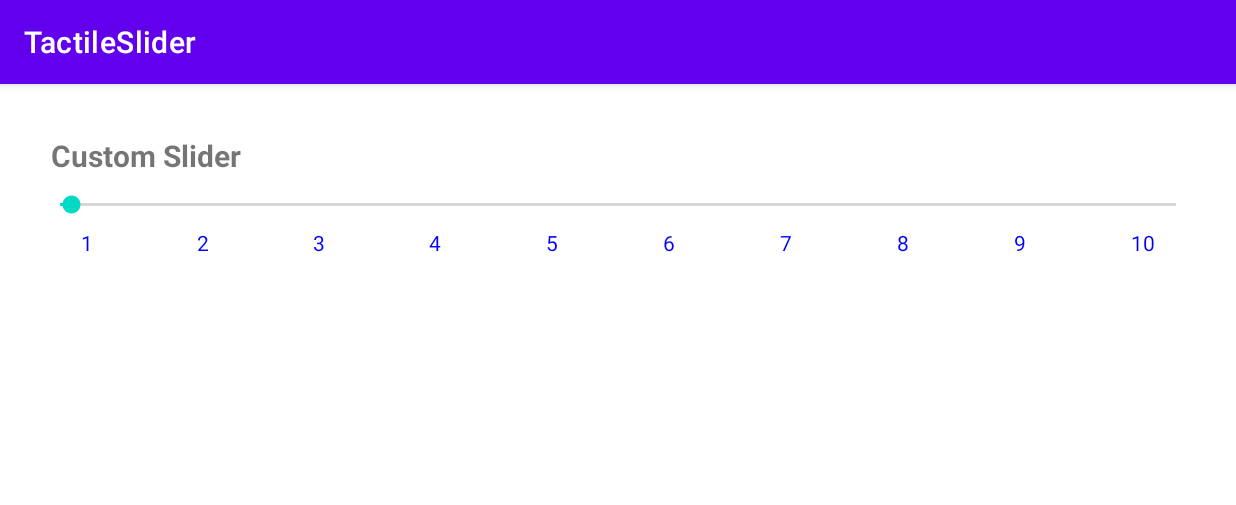
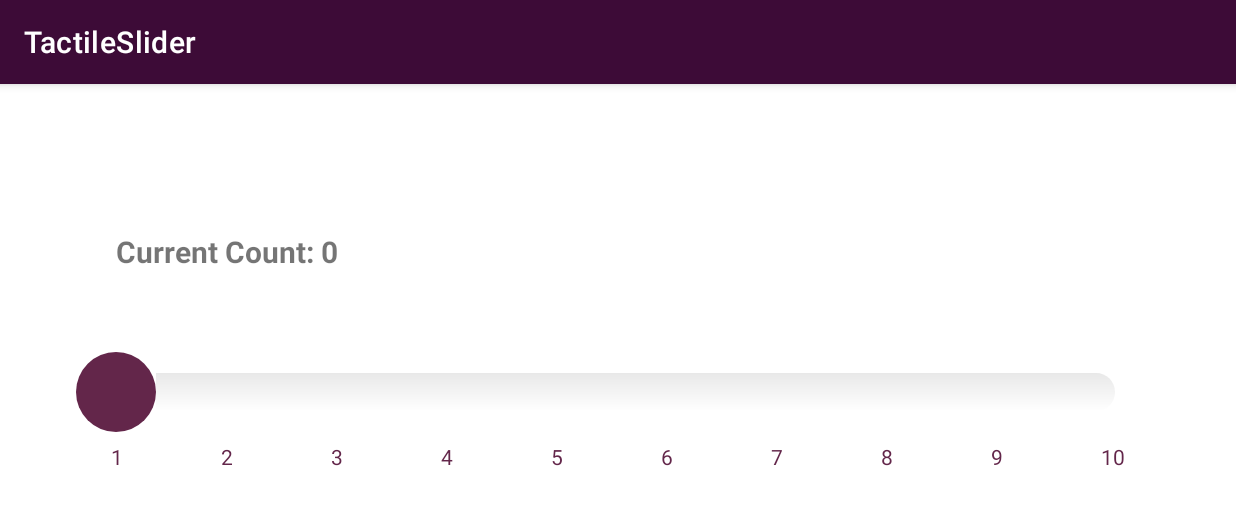
Before and after one commit to catherinekago/accessible-touch-slider, an Android app: the screen it shows after launch (MainActivity), on a phone screen of 824 x 412 dp (held sideways). Shown: the top 505 px of the screen. Run offline under Robolectric (Android 15) with nearby library versions, the light colour scheme and no system bars.

Commit message:
Adjust theming and styling

```diff
--- a/app/src/main/java/com/example/tactileslider/MainActivity.java
+++ b/app/src/main/java/com/example/tactileslider/MainActivity.java
@@ -6,17 +6,22 @@ import android.content.res.Configuration;
 import android.graphics.Color;
 import android.os.Bundle;
 import android.widget.LinearLayout;
+import android.widget.SeekBar;
+import android.widget.TextView;
 import android.widget.Toast;
 
 public class MainActivity extends AppCompatActivity {
+
+    TactileSlider tactileSlider;
 
     @Override
     protected void onCreate(Bundle savedInstanceState) {
         super.onCreate(savedInstanceState);
         setContentView(R.layout.activity_main);
         LinearLayout sliderLin = (LinearLayout) findViewById(R.id.lin1);
-        TactileSlider tactileSlider = new TactileSlider(this, 100, 10, Color.BLUE);
+        tactileSlider = new TactileSlider(this, 100, 10, Color.BLUE);
         tactileSlider.addTactileSlider(sliderLin);
+
     }
 
 }
--- a/app/src/main/java/com/example/tactileslider/TactileSlider.java
+++ b/app/src/main/java/com/example/tactileslider/TactileSlider.java
@@ -3,6 +3,15 @@ package com.example.tactileslider;
 // Source: https://www.coderzheaven.com/2016/08/09/custom-seekbar-in-android-with-labels-in-bottom/
 
 import android.content.Context;
+import android.graphics.Color;
+import android.graphics.Typeface;
+import android.graphics.drawable.ClipDrawable;
+import android.graphics.drawable.Drawable;
+import android.graphics.drawable.GradientDrawable;
+import android.graphics.drawable.InsetDrawable;
+import android.graphics.drawable.LayerDrawable;
+import android.graphics.drawable.ShapeDrawable;
+import android.graphics.drawable.shapes.OvalShape;
 import android.util.Log;
 import android.view.Gravity;
 import android.widget.LinearLayout;
@@ -11,16 +20,29 @@ import android.widget.TextView;
 
 public class TactileSlider {
 
-        int maxCount, maxCountLabel, textColor;
+        int maxCount, maxCountLabel, textColor, currentCount;
         Context mContext;
         LinearLayout mSeekLin;
         SeekBar tactileSlider;
+        TextView currentCountTextView;
+
+        private final int PADDING_HORIZONTAL = 80;
+        private final String CURRENT_COUNT_PREFIX = "Current Count: ";
+        private int PRIMARY_DARK;
+        private int PRIMARY_LIGHT;
 
         public TactileSlider(Context context, int maxCount, int maxCountLabel, int textColor) {
             this.mContext = context;
             this.maxCount = 100;
-            this.textColor = textColor;
             this.maxCountLabel = maxCountLabel;
+            this.currentCount = 0;
+            PRIMARY_DARK = mContext.getResources().getColor(R.color.grape_dark);
+            PRIMARY_LIGHT = mContext.getResources().getColor(R.color.grape_light);
+            this.textColor = PRIMARY_LIGHT;
+        }
+
+        int getCurrentCount(){
+            return this.currentCount;
         }
 
         public void addTactileSlider(LinearLayout parent) {
@@ -31,11 +53,15 @@ public class TactileSlider {
                 tactileSlider = new SeekBar(mContext);
                 tactileSlider.setMax(maxCount - 1);
                 tactileSlider.incrementProgressBy(1);
+                tactileSlider.setProgress(0);
+                tactileSlider.setPadding(PADDING_HORIZONTAL, 0, PADDING_HORIZONTAL, 0);
+                setSeekBarProgress(40, 100);
+                setSeekBarThumb(80, 80);
 
                 // Add LinearLayout for labels below SeekBar
                 mSeekLin = new LinearLayout(mContext);
                 mSeekLin.setOrientation(LinearLayout.HORIZONTAL);
-                mSeekLin.setPadding(10, 0, 10, 0);
+                mSeekLin.setPadding(PADDING_HORIZONTAL-40, 0, PADDING_HORIZONTAL-40, 0);
                 LinearLayout.LayoutParams params = new LinearLayout.LayoutParams(
                         LinearLayout.LayoutParams.MATCH_PARENT,
                         LinearLayout.LayoutParams.WRAP_CONTENT
@@ -43,9 +69,11 @@ public class TactileSlider {
                 params.setMargins(35, 10, 35, 0);
                 mSeekLin.setLayoutParams(params);
 
+                addCurrentCountTextView(parent);
                 addLabelsBelowSlider();
                 parent.addView(tactileSlider);
                 parent.addView(mSeekLin);
+
 
             } else {
 
@@ -55,7 +83,20 @@ public class TactileSlider {
 
         }
 
-        private void addLabelsBelowSlider() {
+
+
+    private void addCurrentCountTextView(LinearLayout parent) {
+        currentCountTextView = new TextView(mContext);
+        currentCountTextView.setTextSize(20f);
+        currentCountTextView.setTypeface(currentCountTextView.getTypeface(), Typeface.BOLD);
+        currentCountTextView.setPadding(PADDING_HORIZONTAL, 0, PADDING_HORIZONTAL, 80);
+        currentCountTextView.setText(CURRENT_COUNT_PREFIX + String.valueOf(currentCount));
+        parent.addView(currentCountTextView);
+
+    }
+
+
+    private void addLabelsBelowSlider() {
             for (int count = 0; count < maxCountLabel; count++) {
                 TextView textView = new TextView(mContext);
                 textView.setText(String.valueOf(count + 1));
@@ -66,6 +107,29 @@ public class TactileSlider {
             }
         }
 
+        // Sourcce: https://localcoder.org/changing-the-size-of-the-seekbar-programmatically-but-cant-get-the-thumb-to-be-l
+    private void setSeekBarProgress(int width, int height){
+        GradientDrawable shape2 = new GradientDrawable(GradientDrawable.Orientation.BOTTOM_TOP, new int[]{mContext.getResources().getColor(R.color.grape_pale), PRIMARY_LIGHT});
+        shape2.setCornerRadius(50);
+        ClipDrawable clip = new ClipDrawable(shape2, Gravity.LEFT,ClipDrawable.HORIZONTAL);
+
+        GradientDrawable shape1 = new GradientDrawable(GradientDrawable.Orientation.BOTTOM_TOP, new int[]{Color.WHITE, Color.rgb(232, 232, 232)});
+        shape1.setCornerRadius(50);//change the corners of the rectangle
+        InsetDrawable d1=  new InsetDrawable(shape1,5,5,5,5);//the padding u want to use
+
+        LayerDrawable myLayer = new LayerDrawable(new Drawable[]{d1,clip});
+        tactileSlider.setProgressDrawable(myLayer);
+
+    }
+
+    private void setSeekBarThumb(int width, int height) {
+        ShapeDrawable thumb = new ShapeDrawable(new OvalShape());
+        thumb.setIntrinsicWidth(width);
+        thumb.setIntrinsicHeight(height);
+        thumb.getPaint().setColor(PRIMARY_LIGHT);
+        tactileSlider.setThumb(thumb);
+    }
+
         LinearLayout.LayoutParams getLayoutParams(float weight) {
             return new LinearLayout.LayoutParams(
                     LinearLayout.LayoutParams.WRAP_CONTENT,
--- a/app/src/main/res/layout/activity_main.xml
+++ b/app/src/main/res/layout/activity_main.xml
@@ -7,23 +7,13 @@
     android:background="@android:color/white"
     tools:context="com.example.tactileslider.MainActivity">
 
-
-    <TextView
-        android:id="@+id/t1"
-        android:layout_width="match_parent"
-        android:layout_height="wrap_content"
-        android:layout_alignParentTop="true"
-        android:layout_margin="10dp"
-        android:textSize="20sp"
-        android:textStyle="bold"
-        android:text="Custom Slider" />
-
     <LinearLayout
         android:id="@+id/lin1"
         android:layout_width="match_parent"
         android:layout_height="wrap_content"
-        android:layout_below="@+id/t1"
         android:layout_centerInParent="true"
-        android:orientation="vertical"></LinearLayout>
+        android:orientation="vertical">
+
+    </LinearLayout>
 
 </RelativeLayout>
--- a/app/src/main/res/values/colors.xml
+++ b/app/src/main/res/values/colors.xml
@@ -7,4 +7,8 @@
     <color name="teal_700">#FF018786</color>
     <color name="black">#FF000000</color>
     <color name="white">#FFFFFFFF</color>
+
+    <color name="grape_dark">#FF3d0b37</color>
+    <color name="grape_light">#FF63264a</color>
+    <color name="grape_pale">#976582</color>
 </resources>
--- a/app/src/main/res/values/themes.xml
+++ b/app/src/main/res/values/themes.xml
@@ -2,13 +2,13 @@
     <!-- Base application theme. -->
     <style name="Theme.TactileSlider" parent="Theme.MaterialComponents.DayNight.DarkActionBar">
         <!-- Primary brand color. -->
-        <item name="colorPrimary">@color/purple_500</item>
-        <item name="colorPrimaryVariant">@color/purple_700</item>
+        <item name="colorPrimary">@color/grape_dark</item>
+        <item name="colorPrimaryVariant">@color/grape_light</item>
         <item name="colorOnPrimary">@color/white</item>
         <!-- Secondary brand color. -->
-        <item name="colorSecondary">@color/teal_200</item>
-        <item name="colorSecondaryVariant">@color/teal_700</item>
-        <item name="colorOnSecondary">@color/black</item>
+        <item name="colorSecondary">@color/grape_light</item>
+        <item name="colorSecondaryVariant">@color/grape_light</item>
+        <item name="colorOnSecondary">@color/white</item>
         <!-- Status bar color. -->
         <item name="android:statusBarColor" tools:targetApi="l">?attr/colorPrimaryVariant</item>
         <!-- Customize your theme here. -->
```
Also changed, not shown: app/src/main/res/drawable/border_shadow.xml (deleted, +0 -17 lines), app/src/main/res/drawable/custom_thumb.xml (deleted, +0 -11 lines), app/src/main/res/drawable/slider_progress.xml (deleted, +0 -16 lines), app/src/main/res/drawable/slider_style.xml (deleted, +0 -13 lines).
